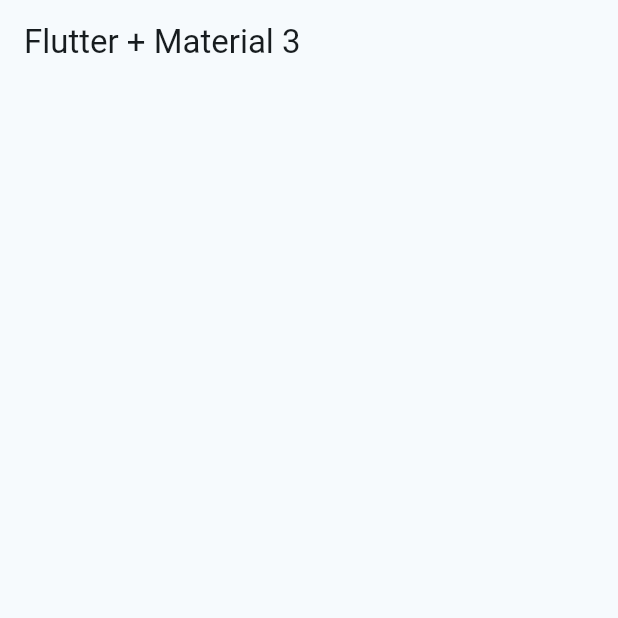
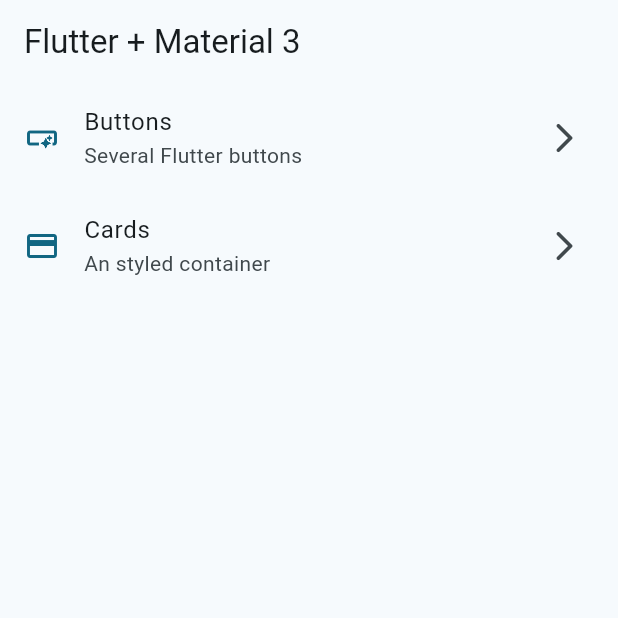
Before and after one commit to eandres8/flutter_widgets, a Flutter app: the screen it shows after launch, on a phone screen of 412 x 824 dp, the top half of it. Run offline on Flutter 3.47's test engine with Material 3 defaults, Android fonts, the phone set to English and light mode, and no system bars; our stand-ins replace go_router.

Commit message:
feat: create routes with go_router

```diff
--- a/lib/config/menu/menu_items.dart
+++ b/lib/config/menu/menu_items.dart
@@ -26,7 +26,7 @@ const appMenuItems = <MenuItem>[
   MenuItem(
     title: 'Cards',
     subTitle: 'An styled container',
-    link: '/card',
+    link: '/cards',
     icon: Icons.credit_card,
   ),
 ];
--- /dev/null
+++ b/lib/config/router/app_router.dart
@@ -0,0 +1,28 @@
+import 'package:flutter/material.dart';
+import 'package:go_router/go_router.dart';
+
+import 'package:widgets_app/views/screens/screens.dart';
+
+GoRouter appRouter = GoRouter(
+  initialLocation: '/',
+  routes: <RouteBase>[
+    GoRoute(
+      path: '/',
+      name: HomeScreen.name,
+      builder: (BuildContext context, GoRouterState state) =>
+          const HomeScreen(),
+    ),
+    GoRoute(
+      path: '/buttons',
+      name: ButtonsScreen.name,
+      builder: (BuildContext context, GoRouterState state) =>
+          const ButtonsScreen(),
+    ),
+    GoRoute(
+      path: '/cards',
+      name: CardsScreen.name,
+      builder: (BuildContext context, GoRouterState state) =>
+          const CardsScreen(),
+    ),
+  ],
+);
--- a/lib/main.dart
+++ b/lib/main.dart
@@ -1,7 +1,7 @@
 import 'package:flutter/material.dart';
 
+import 'package:widgets_app/config/router/app_router.dart';
 import 'package:widgets_app/config/theme/app_theme.dart';
-import 'package:widgets_app/views/screens/home/home_screen.dart';
 
 void main() {
   runApp(const MainApp());
@@ -12,10 +12,10 @@ class MainApp extends StatelessWidget {
 
   @override
   Widget build(BuildContext context) {
-    return MaterialApp(
+    return MaterialApp.router(
+      routerConfig: appRouter,
       debugShowCheckedModeBanner: false,
       theme: AppTheme(selectedColor: 1).getTheme(),
-      home: const HomeScreen(),
     );
   }
 }
--- a/lib/views/screens/home/home_screen.dart
+++ b/lib/views/screens/home/home_screen.dart
@@ -1,6 +1,10 @@
 import 'package:flutter/material.dart';
+import 'package:go_router/go_router.dart';
+import 'package:widgets_app/config/menu/menu_items.dart';
 
 class HomeScreen extends StatelessWidget {
+  static const name = 'home_screen';
+
   const HomeScreen({super.key});
 
   @override
@@ -9,6 +13,53 @@ class HomeScreen extends StatelessWidget {
       appBar: AppBar(
         title: const Text('Flutter + Material 3'),
       ),
+      body: const _HomeView(),
     );
   }
 }
+
+class _HomeView extends StatelessWidget {
+  const _HomeView();
+
+  @override
+  Widget build(BuildContext context) {
+    return ListView.builder(
+      physics: BouncingScrollPhysics(),
+      itemCount: appMenuItems.length,
+      itemBuilder:(context, index) {
+        final item = appMenuItems[index];
+
+        return _CustomListTile(item: item);
+      },
+    );
+  }
+}
+
+class _CustomListTile extends StatelessWidget {
+  final MenuItem item;
+
+  const _CustomListTile({
+    required this.item,
+  });
+
+  @override
+  Widget build(BuildContext context) {
+    final colors = Theme.of(context).colorScheme;
+
+    return ListTile(
+      title: Text(item.title),
+      subtitle: Text(item.subTitle),
+      leading: Icon(item.icon, color: colors.primary),
+      trailing: Icon(Icons.arrow_forward_ios_rounded),
+      onTap: () {
+        // Navigator.of(context).push(
+        //   MaterialPageRoute(builder: (context) => const ButtonScreen())
+        // );
+        // Navigator.pushNamed(context, item.link);
+
+        // context.pushNamed('name');
+        context.push(item.link);
+      },
+    );
+  }
+}
--- /dev/null
+++ b/lib/views/screens/screens.dart
@@ -0,0 +1,3 @@
+export 'package:widgets_app/views/screens/buttons/buttons_screen.dart';
+export 'package:widgets_app/views/screens/cards/cards_screen.dart';
+export 'package:widgets_app/views/screens/home/home_screen.dart';
--- a/pubspec.yaml
+++ b/pubspec.yaml
@@ -9,11 +9,12 @@ environment:
 dependencies:
   flutter:
     sdk: flutter
+  go_router: ^16.1.0
 
 dev_dependencies:
+  flutter_lints: ^5.0.0
   flutter_test:
     sdk: flutter
-  flutter_lints: ^5.0.0
 
 flutter:
   uses-material-design: true
```
Also changed, not shown: lib/views/screens/buttons/buttons_screen.dart (added, +17 -0 lines), lib/views/screens/cards/cards_screen.dart (added, +17 -0 lines), pubspec.lock.
